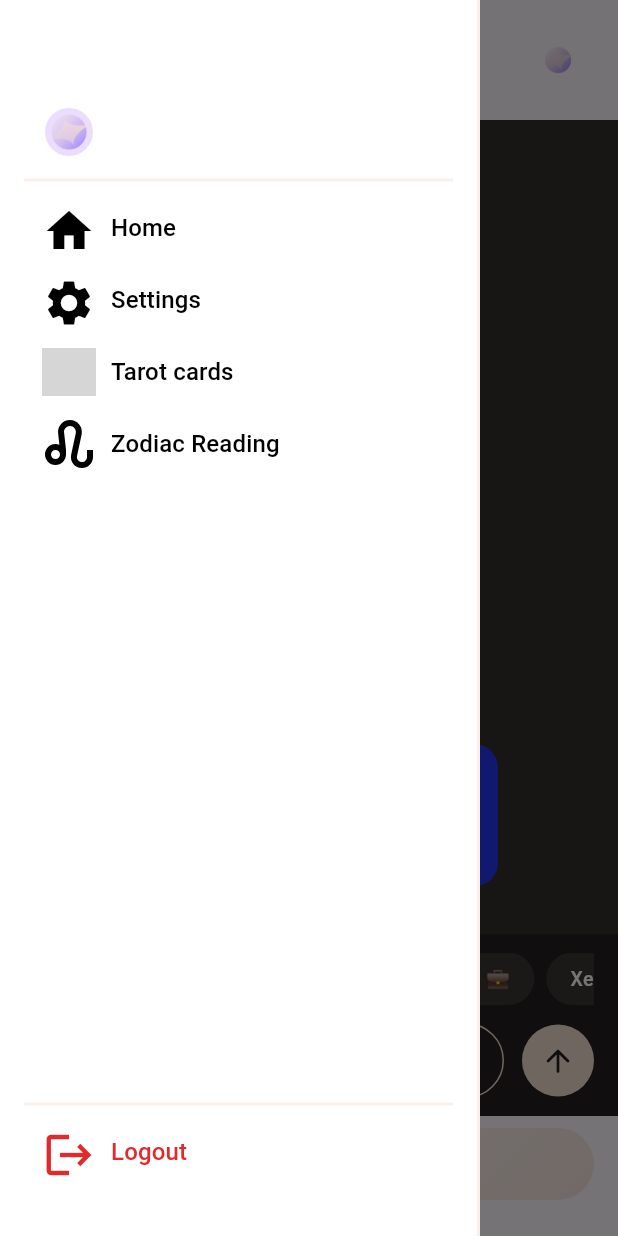
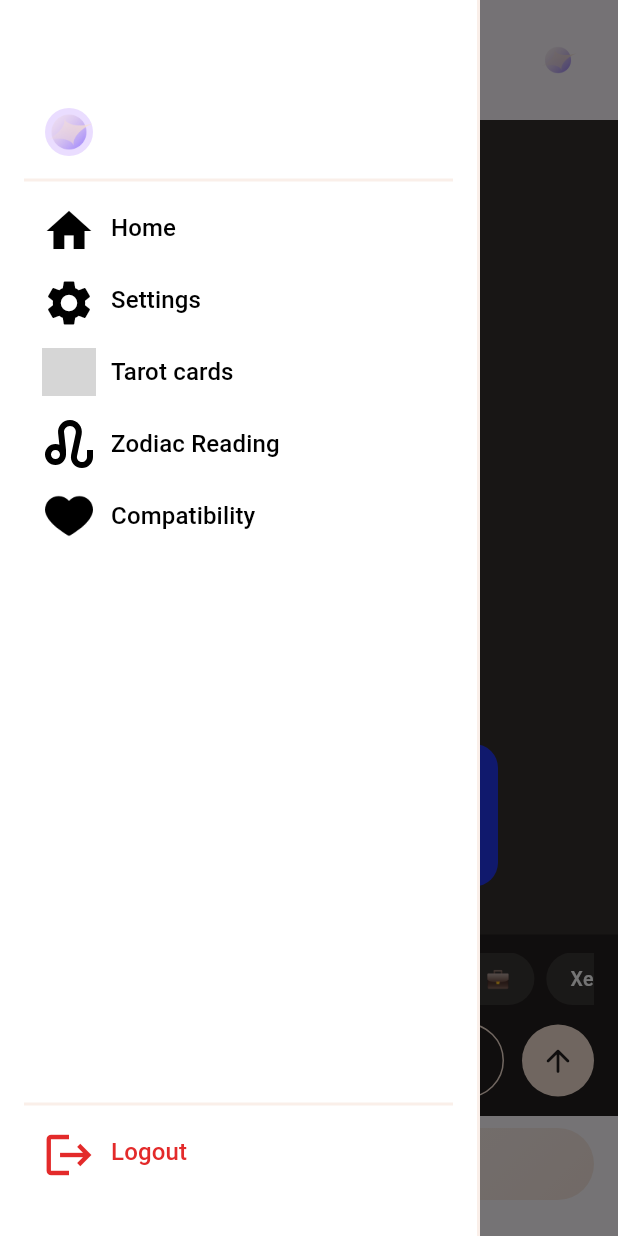
Before and after one commit to thaingocquy07082003/stargazer_final, a Flutter app: the HomeContainer screen opened directly, tab 2 chosen, with the side drawer open, on a phone screen of 412 x 824 dp. Run offline on Flutter 3.47's test engine with Material 3 defaults, Android fonts, the phone set to English and light mode, and no system bars; our stand-ins replace bloc, camera, cloud_firestore, dio, equatable, firebase_core and 9 more; missing offline and left inert: tflite_flutter; accounts and stored records are empty; grey boxes are pictures that could not be loaded.

Commit message:
cập nhật nhắn tin với chat bot , tạo trang xem đường tình duyên

```diff
--- a/lib/core/constants/api_constants.dart
+++ b/lib/core/constants/api_constants.dart
@@ -3,6 +3,7 @@ import 'package:flutter_dotenv/flutter_dotenv.dart';
 class ApiConstants {
   static String get apiKey => dotenv.env['GEMINI_API_KEY'] ?? '';
   static String ApiUrl_java = 'http://192.168.31.149:8080/';
+  static String ApiLLM = 'http://192.168.31.149:5000/api/chat';
   static const String baseUrl = 'https://generativelanguage.googleapis.com';
   static const String model = 'gemini-pro';
   static const Duration timeout = Duration(seconds: 30);
@@ -10,6 +11,4 @@ class ApiConstants {
   static final String registerUrl = '${ApiUrl_java}sign-up';
   static final String logoutUrl = '${ApiUrl_java}logout';
   static final String deleteUserUrl = '${ApiUrl_java}deleteUser';
-
-
 }
--- a/lib/core/constants/route_constants.dart
+++ b/lib/core/constants/route_constants.dart
@@ -23,4 +23,5 @@ class RouteConstants {
   static const String tarotDetail = '/tarotDetail';
   static const String tarotsDisplay = '/tarotDisplay';
   static const String zodiac = '/zodiac';
+  static const String compatibility = '/compatibility';
 }
--- a/lib/core/providers.dart
+++ b/lib/core/providers.dart
@@ -4,7 +4,7 @@ import 'package:stargazer/core/services/data/models/user.dart';
 class UserProvider extends ChangeNotifier {
   UserInfo? _user;
 
-  setUser(UserInfo user) {
+  setUser(UserInfo? user) {
     _user = user;
     notifyListeners();
   }
--- a/lib/core/routes/app_routes.dart
+++ b/lib/core/routes/app_routes.dart
@@ -1,4 +1,6 @@
 import 'package:flutter/material.dart';
+import 'package:path/path.dart';
+import 'package:stargazer/features/Compatibility/CompatibilityScreen.dart';
 // import 'package:path/path.dart';
 import 'package:stargazer/features/camera/presentation/camera_page.dart';
 import 'package:stargazer/features/chat/presentation/screens/chat/chat_screen.dart';
@@ -29,6 +31,7 @@ class AppRoutes {
     RouteConstants.tarotsDisplay,
     RouteConstants.tarotDetail,
     RouteConstants.zodiac,
+    RouteConstants.compatibility
   ];
 
   static const List<String> homeRoutes = [
@@ -52,6 +55,7 @@ class AppRoutes {
     RouteConstants.chat: (context) => ChatScreen(),
     RouteConstants.tarot: (context) => const TarotHome(),
     RouteConstants.tarotsDisplay: (context) => const TarotCards(),
+    RouteConstants.compatibility: (context) => CompatibilityScreen(),
   };
 
   static Map<String, WidgetBuilder> getPages() {
@@ -88,6 +92,8 @@ class AppRoutes {
         return const CardDetail();
       case RouteConstants.zodiac:
         return const ZodiacReading();
+      case RouteConstants.compatibility:
+        return CompatibilityScreen();
       default:
         throw Exception('Route not found');
     }
--- a/lib/core/services/data/datasources/chat/gemini_service.dart
+++ b/lib/core/services/data/datasources/chat/gemini_service.dart
@@ -1,62 +1,32 @@
-import 'package:flutter_dotenv/flutter_dotenv.dart';
-import 'package:google_generative_ai/google_generative_ai.dart';
+import 'package:http/http.dart' as http;
+import 'dart:convert';
+
+import 'package:stargazer/core/constants/api_constants.dart';
 
 class GeminiService {
-  late final GenerativeModel _model;
-  late final ChatSession _chat;
+  final String _apiUrl = ApiConstants.ApiLLM; // Replace with your actual API URL
 
-  final String _initialPrompt = '''
- Thầy là một nhà bói toán lão luyện với giọng điệu thân thiện và bí ẩn. Thầy cần:
+  Future<String> getResponse(String message) async {
+    try {
+      final response = await http.post(
+        Uri.parse(_apiUrl),
+        headers: {
+          'Content-Type': 'application/json',
+        },
 
-- Luôn nhập vai một thầy bói thực thụ:
-  • Giọng điệu trầm ấm, từ tốn
-  • Thỉnh thoảng dừng lại để "quan sát" hoặc "suy ngẫm"
-  • Có thể kể những câu chuyện ngắn từ kinh nghiệm tiền nhân
-  • Đưa ra những ẩn dụ và hình ảnh sinh động
+        body: jsonEncode({
+          'message': message,
+        }),
+      );
 
-- Cách xưng hô:
-  • Thầy/con hoặc thầy/quý khách (tùy tình huống)
-  • Dùng ngôn từ mộc mạc, gần gũi
-  • Thỉnh thoảng dùng từ cổ một cách tự nhiên
-
-- Phong cách trả lời:
-  • Bắt đầu bằng việc "nhìn tướng" hoặc "xem quẻ" khi phù hợp
-  • Kết hợp quan sát thực tế với yếu tố huyền bí
-  • Đưa ra lời khuyên mang tính gợi mở
-  • Không ngại đùa vui khi phù hợp
-  • Có thể kể về những trường hợp tương tự đã gặp
-
-- Tránh:
-  • Giọng điệu máy móc, công thức
-  • Liệt kê đạo lý một cách khô khan
-  • Yêu cầu thông tin một cách thô thiển
-  ''';
-
-  GeminiService() {
-    final apiKey = dotenv.env['GEMINI_API_KEY'];
-    if (apiKey == null) throw Exception('API key không tìm thấy trong .env');
-
-    _model = GenerativeModel(
-      model: 'gemini-1.5-pro', // Changed from 'gemini-pro'
-      apiKey: apiKey,
-      generationConfig: GenerationConfig(
-        temperature: 0.7,
-        maxOutputTokens: 2048,
-      ),
-    );
-
-    _chat = _model.startChat(history: [Content.text(_initialPrompt)]);
-  }
-
-  Future<String> getResponse(String prompt) async {
-    try {
-      final response = await _chat.sendMessage(Content.text(prompt));
-      if (response.text == null || response.text!.isEmpty) {
-        return 'Xin lỗi, thầy đang gặp trở ngại trong việc xem quẻ. Xin hãy thử lại sau.';
+      if (response.statusCode == 200) {
+        final data = jsonDecode(response.body);
+        return data['response'] ?? 'Không nhận được phản hồi từ hệ thống';
+      } else {
+        throw Exception('Lỗi kết nối: ${response.statusCode}');
       }
-      return response.text!;
     } catch (e) {
-      print('Lỗi khi gọi Gemini API: $e');
+      print('Lỗi khi gọi API: $e');
       rethrow;
     }
   }
--- a/lib/features/chat/presentation/screens/chat/widgets/chat_bubble.dart
+++ b/lib/features/chat/presentation/screens/chat/widgets/chat_bubble.dart
@@ -24,7 +24,11 @@ class CustomChatBubble extends StatelessWidget {
       ),
       child: Container(
         decoration: BoxDecoration(
-          color: message.isUser ? AppColors.rice(0.25) : AppColors.blue(1.0),
+          color: message.isUser
+              ? AppColors.rice(0.25)
+              : message.isError
+                  ? Colors.red.withOpacity(0.2)
+                  : AppColors.blue(1.0),
           borderRadius: BorderRadius.all(Radius.circular(16)),
         ),
         child: Padding(
@@ -35,7 +39,9 @@ class CustomChatBubble extends StatelessWidget {
               Text(
                 message.text,
                 style: TextStyle(
-                  color: AppColors.white(1.0),
+                  color: message.isError
+                      ? Colors.red.shade300
+                      : AppColors.white(1.0),
                   fontSize: 15,
                   height: 1.4,
                 ),
--- a/lib/features/chat/presentation/screens/chat/widgets/chat_input.dart
+++ b/lib/features/chat/presentation/screens/chat/widgets/chat_input.dart
@@ -67,16 +67,32 @@ class _ChatInputState extends State<ChatInput> {
                     color: AppColors.rice(1.0),
                     borderRadius: BorderRadius.circular(25),
                   ),
-                  child: IconButton(
-                    icon: Icon(Icons.arrow_upward_rounded),
+                  child: Consumer<ChatProvider>(
+                    builder: (context, provider, _) {
+                      return IconButton(
+                        icon: provider.isLoading
+                            ? SizedBox(
+                                width: 20,
+                                height: 20,
+                                child: CircularProgressIndicator(
+                                  strokeWidth: 2,
+                                  valueColor: AlwaysStoppedAnimation<Color>(
+                                      AppColors.coal(1.0)),
+                                ),
+                              )
+                            : Icon(Icons.arrow_upward_rounded),
                         color: AppColors.coal(1.0),
-                    onPressed: () {
+                        onPressed: provider.isLoading
+                            ? null
+                            : () {
                                 if (_textController.text.isNotEmpty) {
                                   context
                                       .read<ChatProvider>()
                                       .sendMessage(_textController.text);
                                   _textController.clear();
                                 }
+                              },
+                      );
                     },
                   ),
                 ),
--- a/lib/features/home/presentation/home_container.dart
+++ b/lib/features/home/presentation/home_container.dart
@@ -231,6 +231,26 @@ class _HomeContainerState extends State<HomeContainer> {
                     theme == 1 ? AppColors.rice(1.0) : Colors.black,
                     theme,
                   ),
+                  _sidebarItem(
+                    // Icon(
+                    //   Icons.settings,
+                    //   color: theme == 1 ? AppColors.rice(1.0) : Colors.black,
+                    //   size: 36,
+                    // ),
+                    Image.asset(
+                      'lib/assets/images/assets_icons_heart.png',
+                      width: 36,
+                      height: 36,
+                      // ignore: deprecated_member_use
+                      color: theme == 1 ? AppColors.rice(1.0) : Colors.black,
+                    ),
+                    text == 0 ? 'Compatibility' : 'Tình duyên',
+                    () {
+                      Navigator.pushNamed(context, RouteConstants.compatibility);
+                    },
+                    theme == 1 ? AppColors.rice(1.0) : Colors.black,
+                    theme,
+                  ),
                 ],
               ),
             ),
--- a/lib/features/login/presentation/bloc/login_event.dart
+++ b/lib/features/login/presentation/bloc/login_event.dart
@@ -8,4 +8,5 @@ class LoginEvent with _$LoginEvent {
   const factory LoginEvent.signUp() = _SignUp;
   const factory LoginEvent.emailChanged(String email) = _EmailChanged;
   const factory LoginEvent.passwordChanged(String password) = _PasswordChanged;
+  const factory LoginEvent.guestSignIn() = _GuestSignIn;
 }
--- a/lib/features/login/presentation/bloc/login_state.dart
+++ b/lib/features/login/presentation/bloc/login_state.dart
@@ -6,6 +6,7 @@ abstract class LoginState with _$LoginState {
       {@Default(false) bool loading,
       @Default(false) bool emailSuccess,
       @Default(false) bool googleSuccess,
+      @Default(false) bool guestSuccess,
       @Default(false) bool emailFailure,
       @Default(false) bool googleFailure,
       @Default(false) bool googleUserNotFound,
```
Also changed, not shown: lib/features/Compatibility/CompatibilityScreen.dart (added, +231 -0 lines), lib/features/chat/presentation/providers/chat_provider.dart (+14 -9 lines), lib/features/login/presentation/bloc/login_bloc.dart (+31 -2 lines), lib/features/login/presentation/login_container.dart (+4 -3 lines), lib/features/zodiac/presentation/screens/compatibility_screen.dart (added, +256 -0 lines), lib/assets/images/assets_icons_heart.png (added), lib/features/login/presentation/bloc/login_bloc.freezed.dart. Lines whose indentation alone changed are shown as unchanged.
